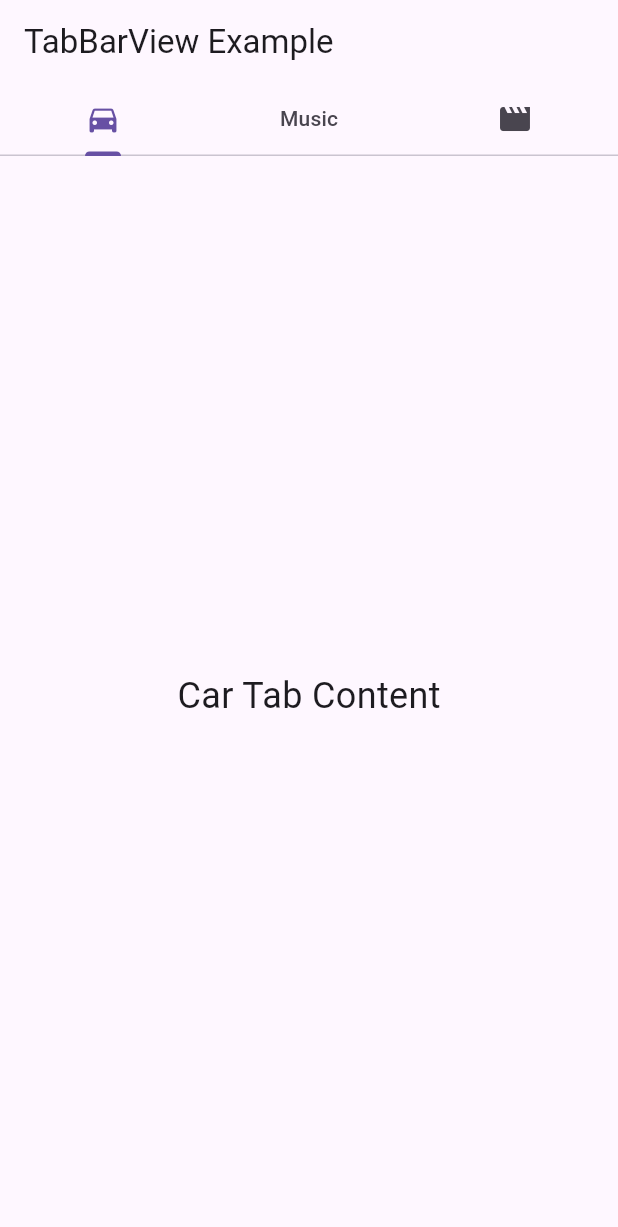
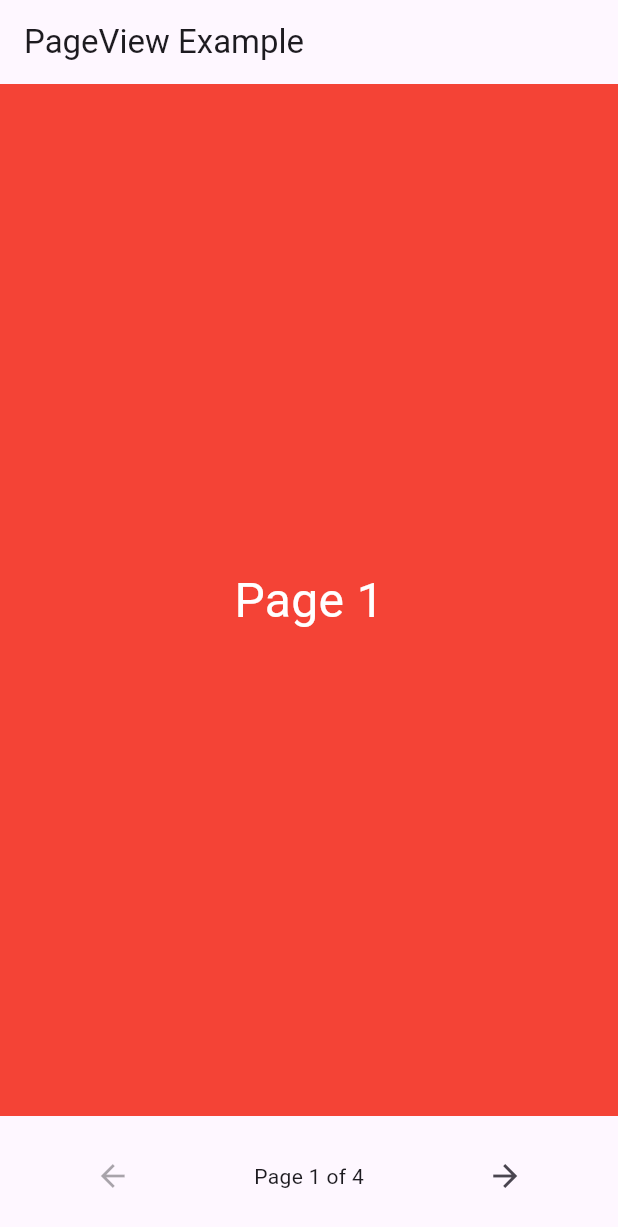
Before and after one commit to malkthere/amda2025-API-Animation, a Flutter app: the screen it shows after launch, on a phone screen of 412 x 824 dp. Shown: the top 1227 px of the screen. Run offline on Flutter 3.47's test engine with Material 3 defaults, Android fonts, the phone set to English and light mode, and no system bars.

Commit message:
advance lay0ut 04

```diff
--- a/lib/OnboardingScreen.dart
+++ b/lib/OnboardingScreen.dart
@@ -11,20 +11,11 @@ class _advancelayoutState extends State<advancelayout> {
   Widget build(BuildContext context) {
     return Scaffold(
       backgroundColor: Colors.white,
-      body: DataTable(
-        columns: [
-          DataColumn(label: Text('Name')),
-          DataColumn(label: Text('Age')),
-        ],
-        rows: [
-          DataRow(cells: [
-            DataCell(Text('John')),
-            DataCell(Text('25')),
-          ]),
-          DataRow(cells: [
-            DataCell(Text('Jane')),
-            DataCell(Text('30')),
-          ]),
+      body: PageView(
+        children: [
+          Container(color: Colors.red, child: Center(child: Text('Page 1'))),
+          Container(color: Colors.blue, child: Center(child: Text('Page 2'))),
+          Container(color: Colors.green, child: Center(child: Text('Page 3'))),
         ],
       )
 
--- a/lib/main.dart
+++ b/lib/main.dart
@@ -10,38 +10,41 @@ class MyApp extends StatelessWidget {
   @override
   Widget build(BuildContext context) {
     return MaterialApp(
-      title: 'TabBarView Example',
+      title: 'PageView Example',
       theme: ThemeData(
         primarySwatch: Colors.blue,
       ),
-      home: const TabBarDemo(),
+      home: const PageViewDemo(),
     );
   }
 }
 
-class TabBarDemo extends StatefulWidget {
-  const TabBarDemo({super.key});
+class PageViewDemo extends StatefulWidget {
+  const PageViewDemo({super.key});
 
   @override
-  State<TabBarDemo> createState() => _TabBarDemoState();
+  State<PageViewDemo> createState() => _PageViewDemoState();
 }
 
-class _TabBarDemoState extends State<TabBarDemo> with TickerProviderStateMixin {
-  late TabController _tabController;
+class _PageViewDemoState extends State<PageViewDemo> {
+  final PageController _pageController = PageController(initialPage: 0);
+  int _currentPage = 0;
 
   @override
   void initState() {
     super.initState();
-    _tabController = TabController(length: 3, vsync: this);
-    _tabController.addListener(() {
-      print('Selected Tab Index: ${_tabController.index}');
-      // You can perform actions based on the selected tab here
+    _pageController.addListener(() {
+      setState(() {
+        _currentPage = _pageController.page?.round() ?? 0;
+      });
+      print('Current Page: $_currentPage');
+      // You can perform actions based on the current page here
     });
   }
 
   @override
   void dispose() {
-    _tabController.dispose();
+    _pageController.dispose();
     super.dispose();
   }
 
@@ -49,53 +52,70 @@ class _TabBarDemoState extends State<TabBarDemo> with TickerProviderStateMixin {
   Widget build(BuildContext context) {
     return Scaffold(
       appBar: AppBar(
-        title: const Text('TabBarView Example'),
-        bottom: TabBar(
-          controller: _tabController,
-          tabs: const <Widget>[
-            Tab(icon: Icon(Icons.directions_car)),
-            Tab(text: 'Music'),
-            Tab(icon: Icon(Icons.movie)),
-          ],
-        ),
+        title: const Text('PageView Example'),
       ),
-      body: TabBarView(
-        controller: _tabController,
-        children: const <Widget>[
-          Center(
-            child: Text(
-              'Car Tab Content',
-              style: TextStyle(fontSize: 24),
+      body: Column(
+        children: [
+          Expanded(
+            child: PageView(
+              controller: _pageController,
+              children: <Widget>[
+                _buildPage(Colors.red, 'Page 1'),
+                _buildPage(Colors.green, 'Page 2'),
+                _buildPage(Colors.blue, 'Page 3'),
+                _buildPage(Colors.orange, 'Page 4'),
+              ],
+              onPageChanged: (int page) {
+                print('Page changed to: $page');
+                // Another way to listen to page changes
+              },
             ),
           ),
-           Column(
-             children: [
-               ExpansionTile(
-                  title: Text('Settings'),
-                  children: [
-                    ListTile(title: Text('Theme')),
-                    ListTile(title: Text('Notifications')),
-                    ListTile(title: Text('Privacy')),
-                  ],
+          Padding(
+            padding: const EdgeInsets.all(16.0),
+            child: Row(
+              mainAxisAlignment: MainAxisAlignment.spaceAround,
+              children: <Widget>[
+                IconButton(
+                  icon: const Icon(Icons.arrow_back),
+                  onPressed: _currentPage > 0
+                      ? () {
+                    _pageController.previousPage(
+                      duration: const Duration(milliseconds: 300),
+                      curve: Curves.easeInOut,
+                    );
+                  }
+                      : null,
                 ),
-               ExpansionTile(
-                  title: Text('prefrences'),
-                  children: [
-                    ListTile(title: Text('food')),
-                    ListTile(title: Text('storts')),
-                    ListTile(title: Text('Privacy')),
-                  ],
+                Text('Page ${_currentPage + 1} of 4'),
+                IconButton(
+                  icon: const Icon(Icons.arrow_forward),
+                  onPressed: _currentPage < 3
+                      ? () {
+                    _pageController.nextPage(
+                      duration: const Duration(milliseconds: 300),
+                      curve: Curves.easeInOut,
+                    );
+                  }
+                      : null,
                 ),
-             ],
-           ),
-          Center(
-            child: Text(
-              'Movie Tab Content',
-              style: TextStyle(fontSize: 24),
+              ],
             ),
           ),
         ],
       ),
     );
   }
+
+  Widget _buildPage(Color color, String text) {
+    return Container(
+      color: color,
+      child: Center(
+        child: Text(
+          text,
+          style: const TextStyle(fontSize: 32, color: Colors.white),
+        ),
+      ),
+    );
+  }
 }
```
